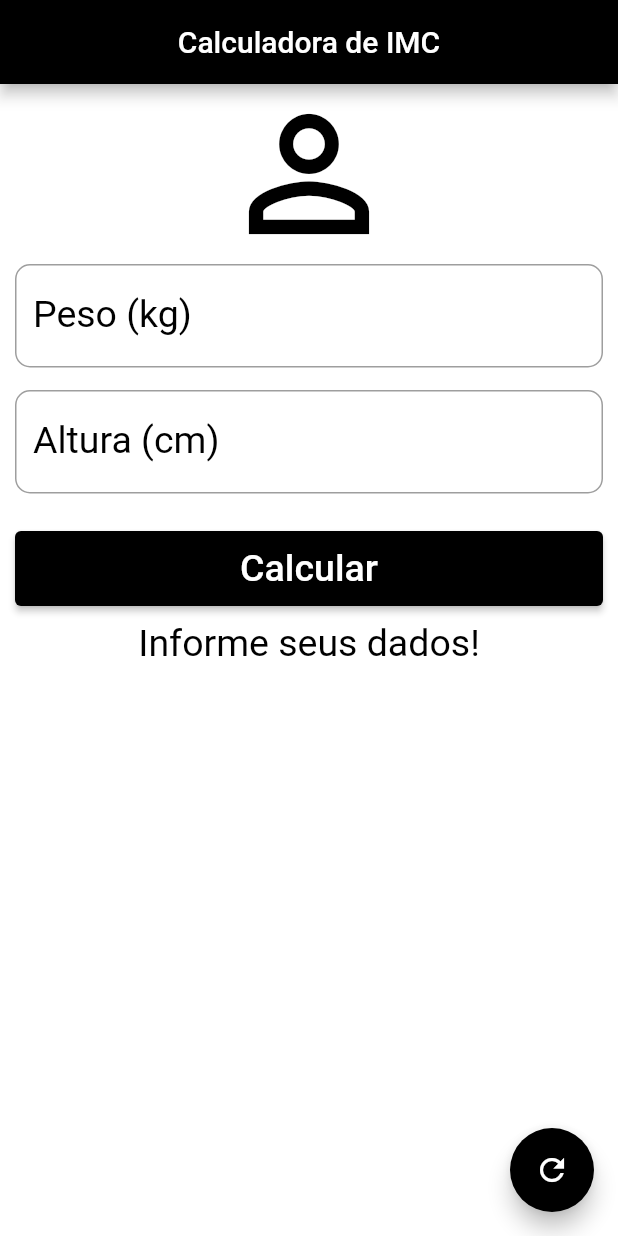
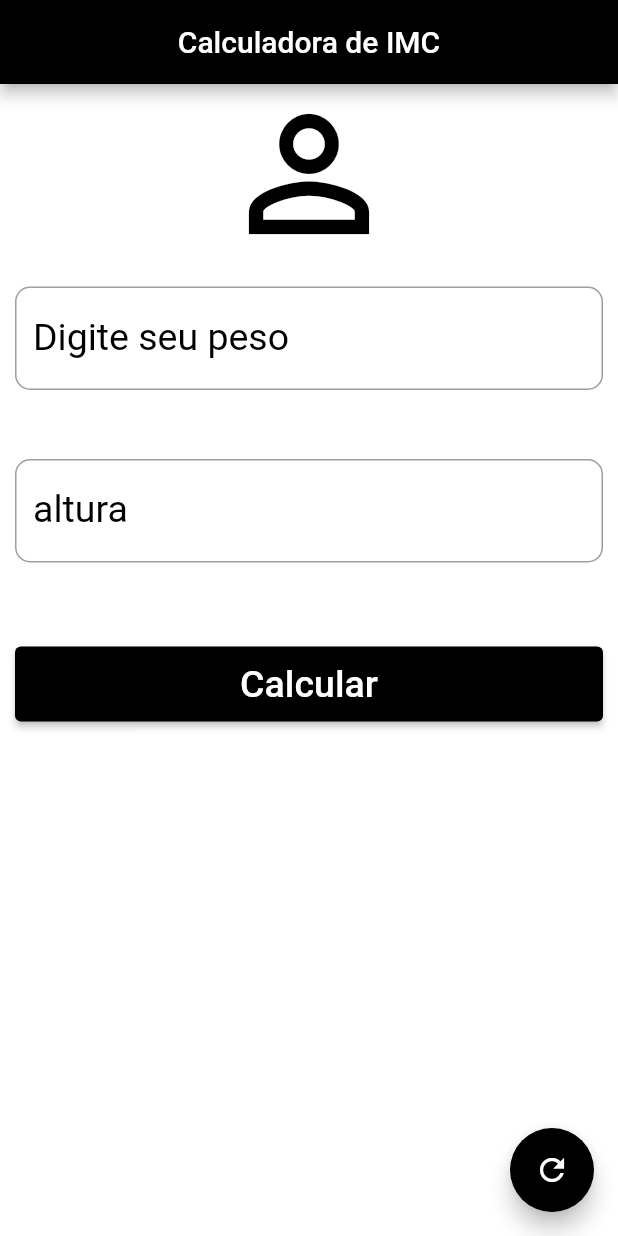
Before and after one commit to DionatanPacheco/calculadora_imc, a Flutter app: the screen it shows after launch, on a phone screen of 412 x 824 dp. Run offline on Flutter 3.47's test engine with Material 2 defaults, Android fonts, the phone set to English and light mode, and no system bars.

```diff
--- /dev/null
+++ b/lib/model/calcular_imc.dart
@@ -0,0 +1,36 @@
+// ignore_for_file: public_member_api_docs, sort_constructors_first
+
+import 'dart:math';
+
+class Pessoa {
+  final int? id;
+  final double peso;
+  final double altura;
+  Pessoa({
+    this.id,
+    required this.peso,
+    required this.altura,
+  });
+
+  double _imc = 0;
+  String imcEquacao() {
+    _imc = peso / pow(altura / 100, 2);
+    return _imc.toStringAsFixed(1);
+  }
+
+  resultado() {
+    if (_imc < 18.6) {
+      return 'Abaixo do peso \n Procure um nutricionista você está abaixo do peso.';
+    } else if (_imc >= 18.6 && _imc < 24.9) {
+      return 'Peso Ideal \n Parabéns você  está no peso ideal.';
+    } else if (_imc >= 24.9 && _imc < 29.9) {
+      return 'Levemente acima do peso \n Preste atenção você está sobrepeso.';
+    } else if (_imc >= 29.9 && _imc < 34.9) {
+      return 'Obesidade grau I \n Cuidado você está entrando em obesidade.';
+    } else if (_imc >= 34.9 && _imc < 39.9) {
+      return 'Obesidade grau II \n Atenção procure um nutricionista você está muito acima do peso.';
+    } else if (_imc >= 40.0) {
+      return 'Obesidade grau III \n Urgênte procure um nutricionista.';
+    }
+  }
+}
--- a/lib/pages/home_page.dart
+++ b/lib/pages/home_page.dart
@@ -1,3 +1,6 @@
+import 'package:calculadoraimc/model/calcular_imc.dart';
+import 'package:calculadoraimc/pages/resultado_page.dart';
+import 'package:calculadoraimc/widgets/formulario.dart';
 import 'package:flutter/material.dart';
 
 class HomePage extends StatefulWidget {
@@ -9,48 +12,19 @@ class HomePage extends StatefulWidget {
 }
 
 class _HomePageState extends State<HomePage> {
-  TextEditingController weightController = TextEditingController();
-  TextEditingController heightController = TextEditingController();
+  TextEditingController pesoController = TextEditingController();
+  TextEditingController alturaController = TextEditingController();
 
   final GlobalKey<FormState> _formKey = GlobalKey<FormState>();
 
-  String _infoText = "Informe seus dados!";
-
   void _resetFields() {
-    weightController.text = "";
-    heightController.text = "";
-    setState(() {
-      _infoText = "Informe seus dados!";
-    });
+    pesoController.text = "";
+    alturaController.text = "";
+    setState(() {});
   }
 
-  void _calculo() {
-    setState(() {
-      double weight = double.parse(weightController.text);
-      double height = double.parse(heightController.text) / 100;
-      double imc = weight / (height * height);
-
-      if (imc < 18.6) {
-        _infoText =
-            "Abaixo do peso (${imc.toStringAsPrecision(4)})\n \n \n Procure um nutricionista você está abaixo do peso.";
-      } else if (imc >= 18.6 && imc < 24.9) {
-        _infoText =
-            "Peso Ideal (${imc.toStringAsPrecision(4)})\n \n \n Parabéns você  está no peso ideal.";
-      } else if (imc >= 24.9 && imc < 29.9) {
-        _infoText =
-            "Levemente acima do peso (${imc.toStringAsPrecision(4)})\n \n \n Preste atenção você está sobrepeso.";
-      } else if (imc >= 29.9 && imc < 34.9) {
-        _infoText =
-            "Obesidade grau I (${imc.toStringAsPrecision(4)})\n \n \n Cuidado você está entrando em obesidade.";
-      } else if (imc >= 34.9 && imc < 39.9) {
-        _infoText =
-            "Obesidade grau II (${imc.toStringAsPrecision(4)})\n \n \n Atenção procure um nutricionista você está muito acima do peso.";
-      } else if (imc >= 40.0) {
-        _infoText =
-            "Obesidade grau III (${imc.toStringAsPrecision(4)})\n \n \n Urgênte procure um nutricionista.";
-      }
-    });
-  }
+  double peso = 0;
+  double altura = 0;
 
   @override
   Widget build(BuildContext context) {
@@ -76,54 +50,13 @@ class _HomePageState extends State<HomePage> {
               children: [
                 const Icon(Icons.person_outline,
                     size: 120.0, color: Colors.black),
-                TextFormField(
-                  keyboardType: TextInputType.number,
-                  decoration: const InputDecoration(
-                      focusColor: Colors.black,
-                      suffixIconColor: Colors.black,
-                      border: OutlineInputBorder(
-                          borderSide: BorderSide(
-                              color: Colors.black,
-                              width: 10,
-                              style: BorderStyle.solid),
-                          borderRadius: BorderRadius.all(Radius.circular(10))),
-                      labelText: "Peso (kg)",
-                      labelStyle: TextStyle(color: Colors.black)),
-                  textAlign: TextAlign.center,
-                  style: const TextStyle(color: Colors.black, fontSize: 25.0),
-                  controller: weightController,
-                  validator: (value) {
-                    if (value!.isEmpty) {
-                      return "Insira seu peso!";
-                    }
-                    return null;
-                  },
+                Formulario(
+                  labelText: 'Digite seu peso',
+                  controller: pesoController,
                 ),
-                const SizedBox(
-                  height: 15,
-                ),
-                TextFormField(
-                  keyboardType: TextInputType.number,
-                  decoration: const InputDecoration(
-                      focusColor: Colors.black,
-                      suffixIconColor: Colors.black,
-                      border: OutlineInputBorder(
-                          borderSide: BorderSide(
-                              color: Colors.black,
-                              width: 10,
-                              style: BorderStyle.solid),
-                          borderRadius: BorderRadius.all(Radius.circular(10))),
-                      labelText: "Altura (cm)",
-                      labelStyle: TextStyle(color: Colors.black)),
-                  textAlign: TextAlign.center,
-                  style: const TextStyle(color: Colors.black, fontSize: 25.0),
-                  controller: heightController,
-                  validator: (value) {
-                    if (value!.isEmpty) {
-                      return "Insira sua altura!";
-                    }
-                    return null;
-                  },
+                Formulario(
+                  labelText: "altura",
+                  controller: alturaController,
                 ),
                 const SizedBox(
                   height: 15,
@@ -134,9 +67,14 @@ class _HomePageState extends State<HomePage> {
                     height: 50.0,
                     child: ElevatedButton(
                       onPressed: () {
-                        if (_formKey.currentState!.validate()) {
-                          _calculo();
-                        }
+                        Pessoa calcularImc = Pessoa(peso: peso, altura: altura);
+                        Navigator.of(context).push(MaterialPageRoute(
+                            builder: (context) => ResultadoPage(
+                                  imc: calcularImc.imcEquacao(),
+                                  resultado: calcularImc.resultado(),
+                                  altura: altura,
+                                  peso: peso,
+                                )));
                       },
                       style: ElevatedButton.styleFrom(
                           backgroundColor: Colors.black),
@@ -147,11 +85,6 @@ class _HomePageState extends State<HomePage> {
                     ),
                   ),
                 ),
-                Text(
-                  _infoText,
-                  textAlign: TextAlign.center,
-                  style: const TextStyle(color: Colors.black, fontSize: 25.0),
-                )
               ],
             ),
           )),
--- /dev/null
+++ b/lib/widgets/formulario.dart
@@ -0,0 +1,46 @@
+import 'package:flutter/material.dart';
+
+class Formulario extends StatelessWidget {
+  final String labelText;
+  final TextEditingController? controller;
+
+  const Formulario({super.key, required this.labelText, this.controller});
+
+  @override
+  Widget build(BuildContext context) {
+    return Container(
+      constraints: const BoxConstraints(maxHeight: 100, maxWidth: 100),
+      margin: const EdgeInsets.only(top: 15),
+      child: Column(
+        crossAxisAlignment: CrossAxisAlignment.start,
+        children: [
+          Expanded(
+            child: TextFormField(
+              keyboardType: TextInputType.number,
+              decoration: InputDecoration(
+                  focusColor: Colors.black,
+                  suffixIconColor: Colors.black,
+                  border: const OutlineInputBorder(
+                      borderSide: BorderSide(
+                          color: Colors.black,
+                          width: 10,
+                          style: BorderStyle.solid),
+                      borderRadius: BorderRadius.all(Radius.circular(10))),
+                  labelText: labelText,
+                  labelStyle: const TextStyle(color: Colors.black)),
+              textAlign: TextAlign.center,
+              style: const TextStyle(color: Colors.black, fontSize: 25.0),
+              controller: controller,
+              validator: (value) {
+                if (value!.isEmpty) {
+                  return "Insira sua altura!";
+                }
+                return null;
+              },
+            ),
+          )
+        ],
+      ),
+    );
+  }
+}
```
Also changed, not shown: lib/pages/resultado_page.dart (added, +49 -0 lines), lib/repositories/imc_repository.dart (added, +24 -0 lines), lib/widgets/listas_salvas.dart (added, +37 -0 lines), 6 other files.
